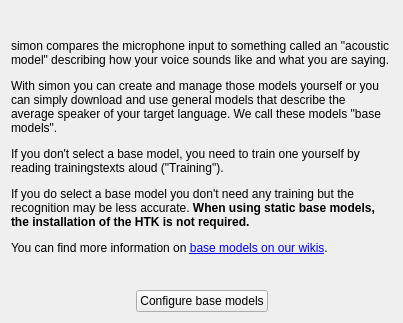
Before: the Qt Designer form simon/src/firstrunbasemodelconfig.ui in KDE/simon, drawn with Qt 5.
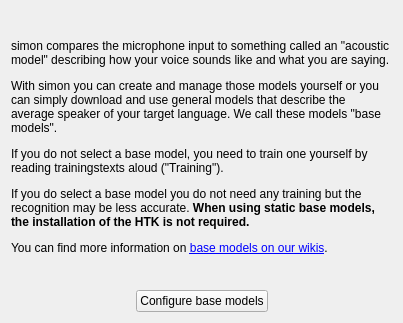
After: the same form once the commit is applied. Custom widgets are drawn as their Qt base class.

What changed in the file:
```diff
--- a/simon/src/firstrunbasemodelconfig.ui
+++ b/simon/src/firstrunbasemodelconfig.ui
@@ -21,8 +21,8 @@
 &lt;body&gt;
 &lt;p&gt;simon compares the microphone input to something called an &amp;quot;acoustic model&amp;quot; describing how your voice sounds like and what you are saying.&lt;/p&gt;
 &lt;p&gt;With simon you can create and manage those models yourself or you can simply download and use general models that describe the average speaker of your target language. We call these models &amp;quot;base models&amp;quot;.&lt;/p&gt;
-&lt;p&gt;If you don't select a base model, you need to train one yourself by reading trainingstexts aloud (&amp;quot;Training&amp;quot;).&lt;/p&gt;
-&lt;p&gt;If you do select a base model you don't need any training but the recognition may be less accurate. &lt;span style=&quot; font-weight:600;&quot;&gt;When using static base models, the installation of the HTK is not required.&lt;/span&gt;&lt;/p&gt;
+&lt;p&gt;If you do not select a base model, you need to train one yourself by reading trainingstexts aloud (&amp;quot;Training&amp;quot;).&lt;/p&gt;
+&lt;p&gt;If you do select a base model you do not need any training but the recognition may be less accurate. &lt;span style=&quot; font-weight:600;&quot;&gt;When using static base models, the installation of the HTK is not required.&lt;/span&gt;&lt;/p&gt;
 &lt;p&gt;You can find more information on &lt;a href=&quot;http://www.simon-listens.org/wiki/index.php/English:_Base_models&quot;&gt;base models on our wikis&lt;/a&gt;.&lt;/p&gt;&lt;/body&gt;&lt;/html&gt;</string>
      </property>
      <property name="wordWrap">
```
